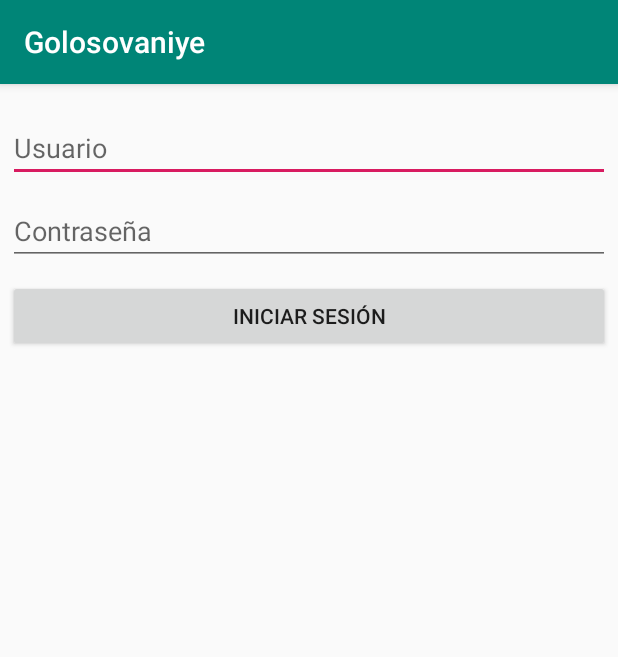
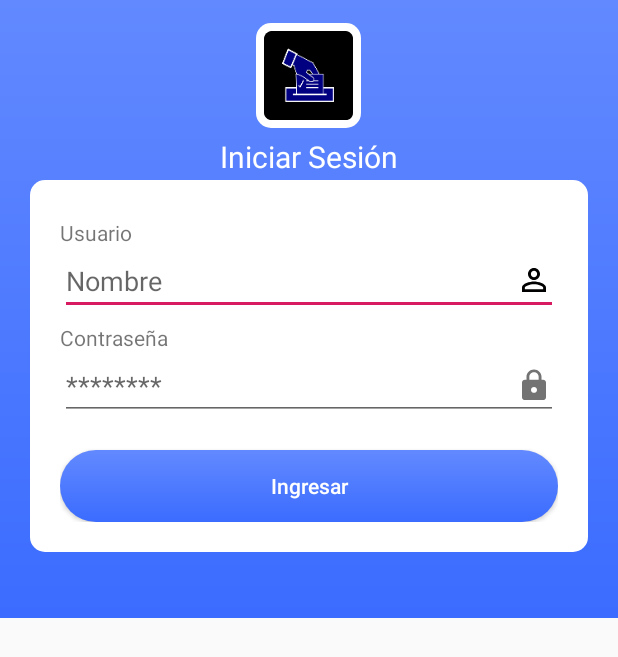
Before and after one commit to iamqwertyuiopz/vota, an Android app: the screen it shows after launch (MainActivity), on a phone screen of 412 x 824 dp. Shown: the top 657 px of the screen. Run offline under Robolectric (Android 15) with nearby library versions, the phone set to English and light mode, and no system bars.

Commit message:
Diseño Login y preDiseño Subir Imagen

```diff
--- /dev/null
+++ b/app/src/main/res/drawable-v24/button_material_design.xml
@@ -0,0 +1,6 @@
+<?xml version="1.0" encoding="utf-8"?>
+<selector xmlns:android="http://schemas.android.com/apk/res/android">
+    <item android:drawable="@drawable/button_blue" android:state_pressed="true"/>
+    <item android:drawable="@drawable/button_blue" android:state_focused="true"/>
+    <item android:drawable="@drawable/button_light_blue"/>
+</selector>
--- /dev/null
+++ b/app/src/main/res/drawable/background_gradient.xml
@@ -0,0 +1,8 @@
+<?xml version="1.0" encoding="utf-8"?>
+<shape xmlns:android="http://schemas.android.com/apk/res/android"
+    android:shape="rectangle">
+    <gradient
+        android:startColor="#3b6cff"
+        android:endColor="#6289ff"
+        android:angle="90"/>
+</shape>
--- /dev/null
+++ b/app/src/main/res/drawable/background_white.xml
@@ -0,0 +1,11 @@
+<?xml version="1.0" encoding="utf-8"?>
+<shape xmlns:android="http://schemas.android.com/apk/res/android"
+    android:shape="rectangle">
+    <gradient
+        android:startColor="#FFF"
+        android:endColor="#FFF"
+        android:angle="90"/>
+
+    <corners
+        android:radius="10dp"/>
+</shape>
--- /dev/null
+++ b/app/src/main/res/drawable/ic_password.xml
@@ -0,0 +1,9 @@
+<vector xmlns:android="http://schemas.android.com/apk/res/android"
+    android:width="24dp"
+    android:height="23dp"
+    android:viewportWidth="24.0"
+    android:viewportHeight="24.0">
+    <path
+        android:fillColor="#737373"
+        android:pathData="M18,8h-1L17,6c0,-2.76 -2.24,-5 -5,-5S7,3.24 7,6v2L6,8c-1.1,0 -2,0.9 -2,2v10c0,1.1 0.9,2 2,2h12c1.1,0 2,-0.9 2,-2L20,10c0,-1.1 -0.9,-2 -2,-2zM12,17c-1.1,0 -2,-0.9 -2,-2s0.9,-2 2,-2 2,0.9 2,2 -0.9,2 -2,2zM15.1,8L8.9,8L8.9,6c0,-1.71 1.39,-3.1 3.1,-3.1 1.71,0 3.1,1.39 3.1,3.1v2z"/>
+</vector>
--- /dev/null
+++ b/app/src/main/res/drawable/ic_person.xml
@@ -0,0 +1,9 @@
+<vector xmlns:android="http://schemas.android.com/apk/res/android"
+        android:width="24dp"
+        android:height="24dp"
+        android:viewportWidth="24.0"
+        android:viewportHeight="24.0">
+    <path
+        android:fillColor="#FF000000"
+        android:pathData="M12,5.9c1.16,0 2.1,0.94 2.1,2.1s-0.94,2.1 -2.1,2.1S9.9,9.16 9.9,8s0.94,-2.1 2.1,-2.1m0,9c2.97,0 6.1,1.46 6.1,2.1v1.1L5.9,18.1L5.9,17c0,-0.64 3.13,-2.1 6.1,-2.1M12,4C9.79,4 8,5.79 8,8s1.79,4 4,4 4,-1.79 4,-4 -1.79,-4 -4,-4zM12,13c-2.67,0 -8,1.34 -8,4v3h16v-3c0,-2.66 -5.33,-4 -8,-4z"/>
+</vector>
--- /dev/null
+++ b/app/src/main/res/drawable/rec_gradient.xml
@@ -0,0 +1,10 @@
+<?xml version="1.0" encoding="utf-8"?>
+<shape xmlns:android="http://schemas.android.com/apk/res/android"
+    android:shape="rectangle">
+    <gradient
+        android:startColor="#3b6cff"
+        android:endColor="#6289ff"
+        android:angle="90"/>
+    <corners
+        android:radius="30dp"/>
+</shape>
--- a/app/src/main/res/layout/activity_main.xml
+++ b/app/src/main/res/layout/activity_main.xml
@@ -1,42 +1,91 @@
 <?xml version="1.0" encoding="utf-8"?>
 <RelativeLayout xmlns:android="http://schemas.android.com/apk/res/android"
-    xmlns:tools="http://schemas.android.com/tools" android:layout_width="match_parent"
+    xmlns:tools="http://schemas.android.com/tools"
+    android:id="@+id/activity_main"
+    android:layout_width="match_parent"
     android:layout_height="match_parent"
-    android:paddingLeft="5dp"
-    android:paddingRight="5dp"
-    android:paddingTop="10dp"
-    android:paddingBottom="10dp"
-    tools:context=".MainActivity">
+    tools:context="net.ecuatecnologia.golosovaniye.MainActivity">
 
-    <EditText
+    <LinearLayout
+        android:orientation="vertical"
         android:layout_width="match_parent"
+        android:layout_height="match_parent">
+        <ImageView
+            android:background="@drawable/background_gradient"
+            android:layout_weight="1"
+            android:layout_width="match_parent"
+            android:layout_height="0dp" />
+        <ImageView
+            android:layout_weight="1"
+            android:layout_width="match_parent"
+            android:layout_height="0dp" />
+    </LinearLayout>
+
+    <LinearLayout
+        android:layout_marginTop="120dp"
+        android:id="@+id/layoutInput"
+        android:layout_marginRight="20dp"
+        android:layout_marginLeft="20dp"
+        android:layout_centerHorizontal="true"
+        android:background="@drawable/background_white"
+        android:padding="20dp"
+        android:orientation="vertical"
+        android:layout_width="match_parent"
+        android:layout_height="wrap_content">
+
+        <TextView
+            android:layout_marginTop="5dp"
+            android:text="Usuario"
+            android:layout_width="wrap_content"
+            android:layout_height="wrap_content" />
+        <EditText
+            android:id="@+id/email"
+            android:drawablePadding="20dp"
+            android:drawableRight="@drawable/ic_person"
+            android:hint="Nombre"
+            android:layout_width="match_parent"
+            android:layout_height="wrap_content" />
+        <TextView
+            android:layout_marginTop="5dp"
+            android:text="Contraseña"
+            android:layout_width="wrap_content"
+            android:layout_height="wrap_content" />
+        <EditText
+            android:id="@+id/password"
+            android:drawablePadding="20dp"
+            android:drawableRight="@drawable/ic_password"
+            android:hint="********"
+            android:layout_width="match_parent"
+            android:layout_height="wrap_content"
+            android:inputType="textPassword"/>
+        <Button
+            android:textColor="#FFF"
+            android:background="@drawable/rec_gradient"
+            android:layout_marginTop="20dp"
+            android:textAllCaps="false"
+            android:text="Ingresar"
+            android:layout_width="match_parent"
+            android:layout_height="wrap_content"
+            android:onClick="checkLogin"/>
+    </LinearLayout>
+
+    <ImageView
+        android:id="@+id/imageVIew"
+        android:layout_marginTop="15dp"
+        android:layout_marginBottom="5dp"
+        android:layout_centerHorizontal="true"
+        android:src="@mipmap/ic_launcher"
+        android:background="@drawable/background_white"
+        android:padding="5dp"
+        android:layout_width="70dp"
+        android:layout_height="70dp" />
+
+    <TextView
+        android:layout_width="wrap_content"
         android:layout_height="wrap_content"
-        android:inputType="textEmailAddress"
-        android:ems="10"
-        android:id="@+id/email"
-        android:layout_alignParentTop="true"
-        android:layout_alignParentLeft="true"
-        android:layout_alignParentStart="true"
-        android:hint="Usuario"
-        android:layout_marginTop="10dp"/>
-
-    <EditText
-        android:layout_width="match_parent"
-        android:layout_height="wrap_content"
-        android:inputType="textPassword"
-        android:ems="10"
-        android:id="@+id/password"
-        android:layout_below="@+id/email"
-        android:hint="Contraseña"
-        android:layout_marginTop="10dp"/>
-
-    <Button
-        android:layout_width="match_parent"
-        android:layout_height="wrap_content"
+        android:layout_below="@id/imageVIew"
+        android:layout_centerHorizontal="true"
         android:text="Iniciar Sesión"
-        android:id="@+id/button"
-        android:layout_below="@+id/password"
-        android:layout_marginTop="10dp"
-        android:onClick="checkLogin"/>
-
+        android:textColor="#FFF"
+        android:textSize="20sp" />
 </RelativeLayout>
```
Also changed, not shown: app/src/main/res/drawable-v24/button_blue.xml (added, +13 -0 lines), app/src/main/res/drawable-v24/button_light_blue.xml (added, +13 -0 lines), app/src/main/res/drawable/rec_gradient_fb.xml (added, +10 -0 lines), app/src/main/res/layout/activity_success.xml (+62 -44 lines), app/src/main/res/values/styles.xml (+12 -1 lines), app/src/main/res/drawable-v24/ic_remove.png (added).
